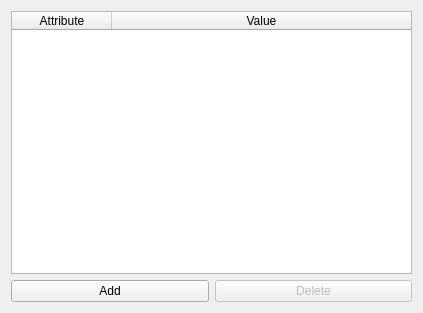
Before: the Qt Designer form ui/widget_attributes.ui in jwjulien/inventory, drawn with Qt 5.
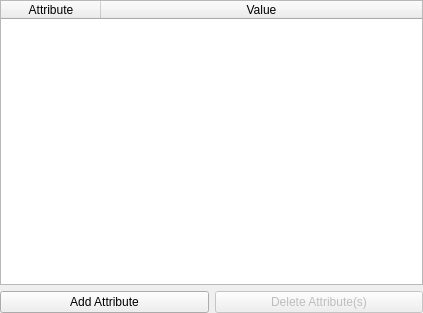
After: the same form once the commit is applied.

Patch:
```diff
--- a/ui/widget_attributes.ui
+++ b/ui/widget_attributes.ui
@@ -14,6 +14,18 @@
    <string>Form</string>
   </property>
   <layout class="QVBoxLayout" name="verticalLayout">
+   <property name="leftMargin">
+    <number>0</number>
+   </property>
+   <property name="topMargin">
+    <number>0</number>
+   </property>
+   <property name="rightMargin">
+    <number>0</number>
+   </property>
+   <property name="bottomMargin">
+    <number>0</number>
+   </property>
    <item>
     <widget class="QTableWidget" name="attributes">
      <property name="alternatingRowColors">
@@ -42,7 +54,7 @@
      <item>
       <widget class="QPushButton" name="add">
        <property name="text">
-        <string>Add</string>
+        <string>Add Attribute</string>
        </property>
       </widget>
      </item>
@@ -52,7 +64,7 @@
         <bool>false</bool>
        </property>
        <property name="text">
-        <string>Delete</string>
+        <string>Delete Attribute(s)</string>
        </property>
       </widget>
      </item>
```
